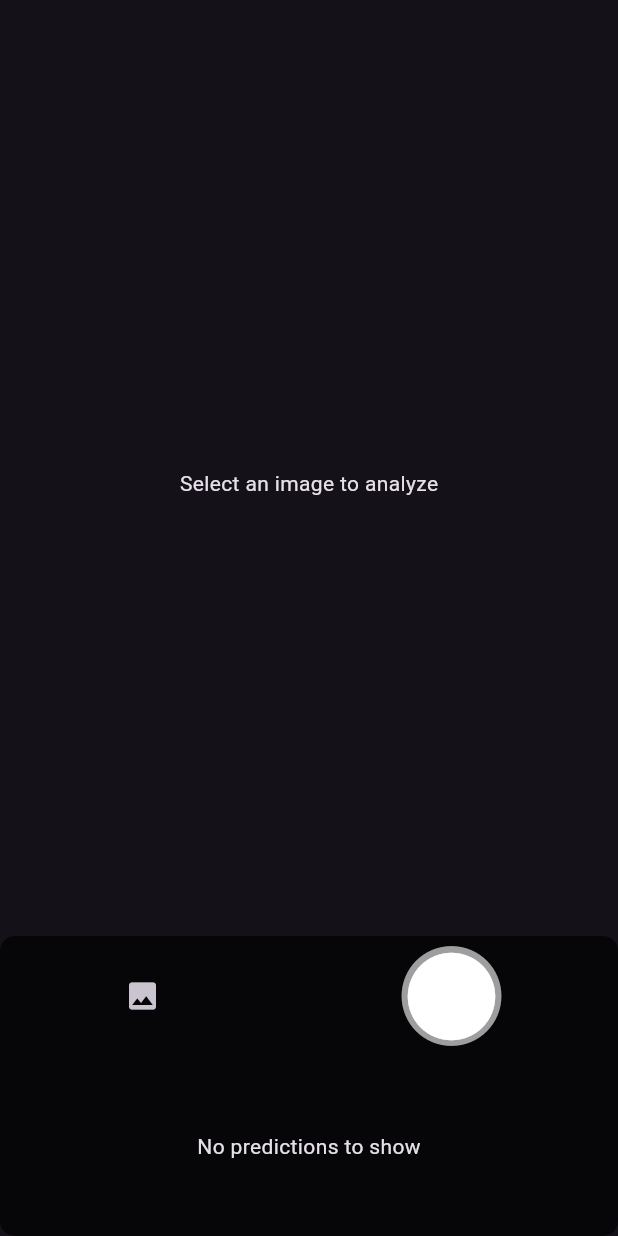
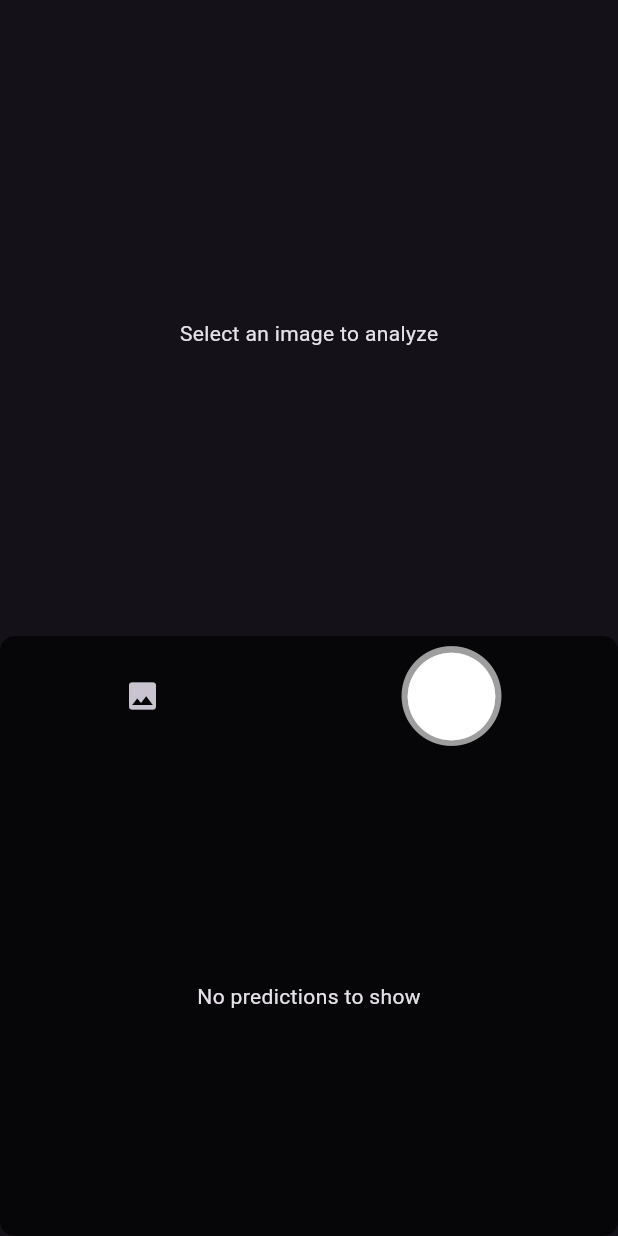
Before and after one commit to Skynse/terra, a Flutter app: the screen it shows after launch, on a phone screen of 412 x 824 dp. Run offline on Flutter 3.47's test engine with Material 3 defaults, Android fonts, the phone set to English and light mode, and no system bars; our stand-ins replace camera, flutter_riverpod, image_picker, permission_handler; missing offline and left inert: dart:ffi, tflite_flutter.

Commit message:
add more space for predictions

```diff
--- a/lib/pages/camera_screen.dart
+++ b/lib/pages/camera_screen.dart
@@ -88,7 +88,7 @@ class _CameraScreenState extends State<CameraScreen> {
                 ),
               ),
               SizedBox(
-                height: 200,
+                height: 400, // Increased height for the bottom section
                 child: Align(
                   alignment: Alignment.bottomCenter,
                   child: Container(
```
Also changed, not shown: 1 other file.
